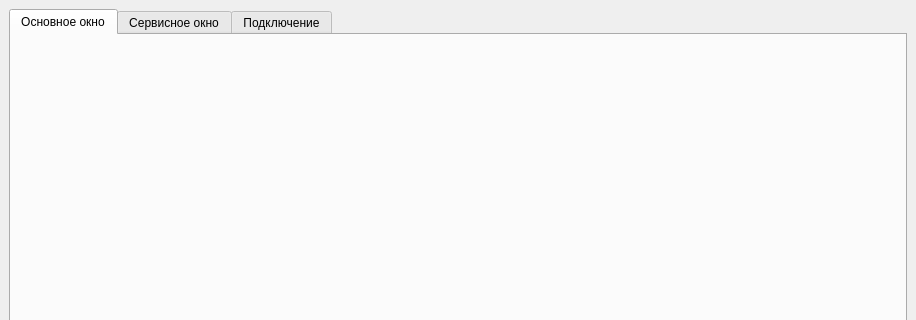
Qt form DemoPanoramaK/source/gui/MainWindow.ui (openratem/Panorama-K) before a commit; both pictures show x 0 to 916 and y 0 to 320 of the 916 by 541 pixel window.
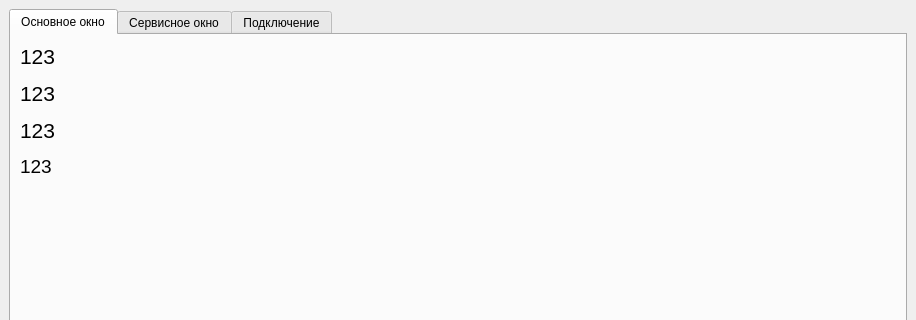
The same form after that commit. The open tabs and pages were chosen to show the change.

The edit to the form file:
```diff
--- a/DemoPanoramaK/source/gui/MainWindow.ui
+++ b/DemoPanoramaK/source/gui/MainWindow.ui
@@ -14,7 +14,7 @@
    <string>Панорама-К</string>
   </property>
   <widget class="QWidget" name="centralwidget">
-   <layout class="QVBoxLayout" name="verticalLayout">
+   <layout class="QHBoxLayout" name="horizontalLayout">
     <item>
      <widget class="QTabWidget" name="tabWidget">
       <property name="currentIndex">
@@ -24,7 +24,72 @@
        <attribute name="title">
         <string>Основное окно</string>
        </attribute>
-       <layout class="QHBoxLayout" name="pLayoutMain"/>
+       <layout class="QVBoxLayout" name="verticalLayout">
+        <property name="spacing">
+         <number>12</number>
+        </property>
+        <item>
+         <widget class="QLabel" name="lbConnectStatus">
+          <property name="font">
+           <font>
+            <pointsize>16</pointsize>
+           </font>
+          </property>
+          <property name="text">
+           <string>123</string>
+          </property>
+         </widget>
+        </item>
+        <item>
+         <widget class="QLabel" name="lbTrxMode">
+          <property name="font">
+           <font>
+            <pointsize>16</pointsize>
+           </font>
+          </property>
+          <property name="text">
+           <string>123</string>
+          </property>
+         </widget>
+        </item>
+        <item>
+         <widget class="QLabel" name="lbAtuStatus">
+          <property name="font">
+           <font>
+            <pointsize>16</pointsize>
+           </font>
+          </property>
+          <property name="text">
+           <string>123</string>
+          </property>
+         </widget>
+        </item>
+        <item>
+         <widget class="QLabel" name="lbAtuDescription">
+          <property name="font">
+           <font>
+            <pointsize>14</pointsize>
+           </font>
+          </property>
+          <property name="text">
+           <string>123</string>
+          </property>
+         </widget>
+        </item>
+        <item>
+         <spacer name="verticalSpacer_4">
+          <property name="orientation">
+           <enum>Qt::Vertical</enum>
+          </property>
+          <property name="sizeHint" stdset="0">
+           <size>
+            <width>20</width>
+            <height>40</height>
+           </size>
+          </property>
+         </spacer>
+        </item>
+       </layout>
       </widget>
       <widget class="QWidget" name="tabService">
        <attribute name="title">
```
Left out of the diff: 2 changed lines with no effect on the pictures.
